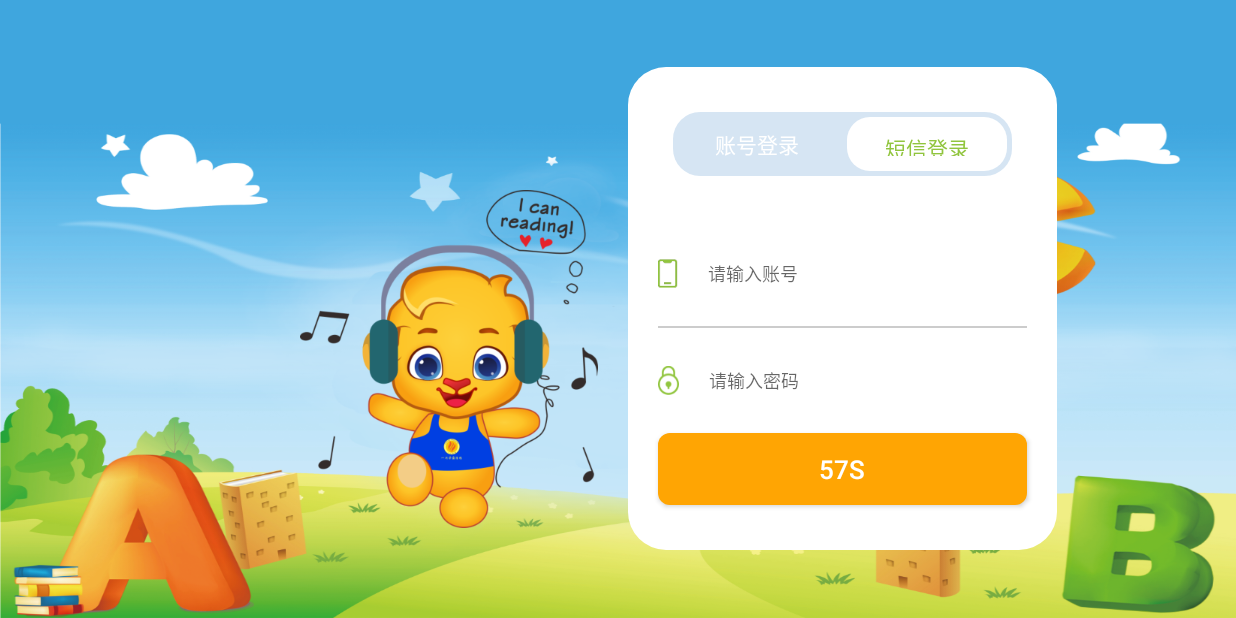
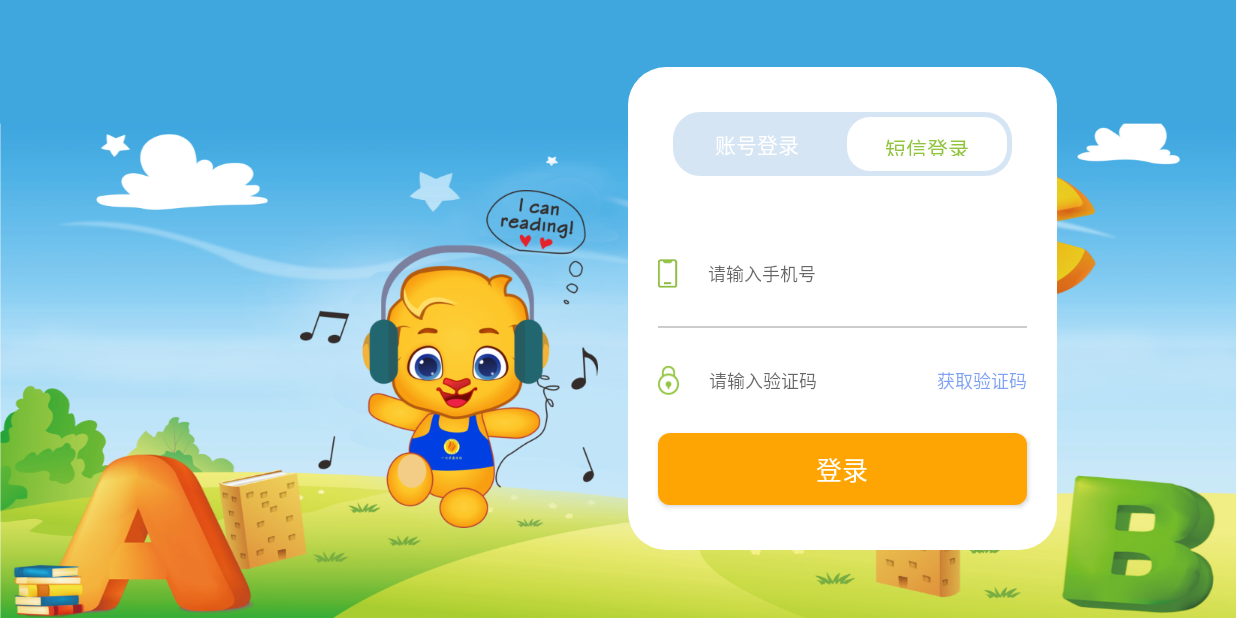
Before and after one commit to zimuouyang/leaning-machine, an Android app: the screen it shows after launch (LoginActivity), after a tap on "短信登录", on a phone screen of 824 x 412 dp (held sideways). Run offline under Robolectric (Android 15) with nearby library versions, the phone set to English and light mode, and no system bars; libraries missing offline, so code that uses them is left out: retrofit2.adapter.rxjava, rx.android.schedulers, rx.functions, rx.schedulers; 1 other tap on this screen came first.

Commit message:
应用描述

```diff
--- a/app/src/main/java/com/leaning_machine/activity/BaseActivity.java
+++ b/app/src/main/java/com/leaning_machine/activity/BaseActivity.java
@@ -178,6 +178,7 @@ public abstract class BaseActivity extends AppCompatActivity {
         SharedPreferencesUtils.putLong(this, Constant.TOTAL_DAY, Utils.daysBetween(terminalDetail.getFirstLoginDate(), new Date()) + 1);
         SharedPreferencesUtils.putLong(this, Constant.TERMINAL_ID, terminalDetail.getId());
         SharedPreferencesUtils.putInt(this, Constant.ROLE, terminalDetail.getRole());
+        SharedPreferencesUtils.putString(this, Constant.TERMINAL_PWD, terminalDetail.getTerminalSign());
     }
 
     private void showProgress() {
--- a/app/src/main/java/com/leaning_machine/activity/LanguageActivity.java
+++ b/app/src/main/java/com/leaning_machine/activity/LanguageActivity.java
@@ -26,10 +26,10 @@ public class LanguageActivity extends BaseActivity {
 
     private void initData() {
         list = new ArrayList<>();
-        list.add(new App(R.mipmap.han_yu_zi_dian, getString(R.string.han_yu_zi_dian), getString(R.string.package_name_han_yu_zi_dian)));
+        list.add(new App(R.mipmap.han_yu_zi_dian, getString(R.string.han_yu_zi_dian), getString(R.string.package_name_han_yu_zi_dian), getString(R.string.han_yu_zi_dian_des)));
         list.add(new App(R.mipmap.xue_xi_qiang_guo, getString(R.string.xue_xi_qiang_guo), getString(R.string.package_name_xue_xi_qiang_guo)));
-        list.add(new App( R.mipmap.history, getString(R.string.quan_li_shi), getString(R.string.package_name_quan_li_shi)));
-        list.add(new App(R.mipmap.zuo_ye_pi_gai, getString(R.string.bi_shen_zuo_wen), getString(R.string.package_name_bi_shen_zuo_wen)));
+        list.add(new App( R.mipmap.history, getString(R.string.quan_li_shi), getString(R.string.package_name_quan_li_shi), getString(R.string.quan_li_shi_des)));
+        list.add(new App(R.mipmap.zuo_ye_pi_gai, getString(R.string.bi_shen_zuo_wen), getString(R.string.package_name_bi_shen_zuo_wen), getString(R.string.bi_shen_zuo_wen_des)));
         topWithContentLayout.setAppList(list);
 
         topWithContentLayout.setFinishClick(LanguageActivity.this::finish);
--- a/app/src/main/java/com/leaning_machine/activity/LoginActivity.java
+++ b/app/src/main/java/com/leaning_machine/activity/LoginActivity.java
@@ -5,6 +5,7 @@ import android.content.Intent;
 import android.graphics.Color;
 import android.os.Bundle;
 import android.os.CountDownTimer;
+import android.text.InputType;
 import android.util.Log;
 import android.view.View;
 import android.widget.Button;
@@ -20,7 +21,9 @@ import com.leaning_machine.base.dto.TerminalAuthDto;
 import com.leaning_machine.base.dto.TerminalLoginDto;
 import com.leaning_machine.common.HttpClient;
 import com.leaning_machine.common.service.CommonApiService;
+import com.leaning_machine.domain.DefaultObserver;
 import com.leaning_machine.utils.SharedPreferencesUtils;
+import com.leaning_machine.utils.Utils;
 
 import java.util.concurrent.TimeUnit;
 
@@ -28,16 +31,19 @@ import rx.Observable;
 import rx.Observer;
 import rx.Subscriber;
 import rx.android.schedulers.AndroidSchedulers;
+import rx.functions.Action1;
 import rx.schedulers.Schedulers;
 
 public class LoginActivity extends AppCompatActivity implements View.OnClickListener {
 
     TextView accountText;
     TextView passwordText;
+    TextView getCodeText;
     Button accountLoginText;
     Button messageLoginText;
     Button loginButton;
-    boolean accountLogin;
+    boolean accountLogin = true;
+     MyCountDownTimer myCountDownTimer;
 
     @Override
     protected void onCreate(Bundle savedInstanceState) {
@@ -55,11 +61,12 @@ public class LoginActivity extends AppCompatActivity implements View.OnClickList
         passwordText = findViewById(R.id.password);
         accountLoginText = findViewById(R.id.account_login);
         messageLoginText = findViewById(R.id.message_login);
+        getCodeText = findViewById(R.id.get_code);
         loginButton = findViewById(R.id.login);
         accountLoginText.setOnClickListener(this);
         messageLoginText.setOnClickListener(this);
         loginButton.setOnClickListener(this);
-
+        getCodeText.setOnClickListener(this);
 
     }
 
@@ -68,18 +75,22 @@ public class LoginActivity extends AppCompatActivity implements View.OnClickList
     public void onClick(View view) {
         switch (view.getId()) {
             case R.id.login:
-                login();
+                if (accountLogin) {
+                    login();
+                } else {
+                    checkCode();
+                }
                 break;
             case R.id.account_login:
-                Log.d("zzz", "account_login");
                 accountLogin = true;
                 switchLogin();
-                final MyCountDownTimer myCountDownTimer = new MyCountDownTimer(60000,1000);
-                myCountDownTimer.start();
                 break;
             case R.id.message_login:
                 accountLogin = false;
                 switchLogin();
+                break;
+            case R.id.get_code:
+                getCode();
                 break;
         }
     }
@@ -90,11 +101,22 @@ public class LoginActivity extends AppCompatActivity implements View.OnClickList
             accountLoginText.setTextColor(getResources().getColor(R.color.select_login_text));
             messageLoginText.setTextColor(getResources().getColor(R.color.white));
             messageLoginText.setBackground(null);
+            getCodeText.setVisibility(View.GONE);
+            accountText.setHint("请输入账号");
+            passwordText.setHint("请输入密码");
+            accountText.setInputType(InputType.TYPE_CLASS_TEXT);
+            passwordText.setInputType(InputType.TYPE_TEXT_VARIATION_PASSWORD);
+
         } else {
             messageLoginText.setBackground(getDrawable(R.drawable.bg_corner_15_white));
             messageLoginText.setTextColor(getResources().getColor(R.color.select_login_text));
             accountLoginText.setTextColor(getResources().getColor(R.color.white));
             accountLoginText.setBackground(null);
+            getCodeText.setVisibility(View.VISIBLE);
+            accountText.setHint("请输入手机号");
+            passwordText.setHint("请输入验证码");
+            accountText.setInputType(InputType.TYPE_CLASS_PHONE);
+            passwordText.setInputType(InputType.TYPE_CLASS_TEXT);
         }
     }
 
@@ -117,13 +139,47 @@ public class LoginActivity extends AppCompatActivity implements View.OnClickList
             @Override
             public void onNext(BaseDto<String> terminalAuthDto) {
                 if (terminalAuthDto.getBusinessCode() == 200) {
-                    startActivity(new Intent(LoginActivity.this, WelcomeActivity.class));
                     SharedPreferencesUtils.putString(LoginActivity.this, Constant.TOKEN, Constant.TOKEN_PREFIX + terminalAuthDto.getResult());
                     SharedPreferencesUtils.putBoolean(LoginActivity.this, Constant.LOGIN, true);
                     HttpClient.instance.addHeader(Constant.TOKEN, Constant.TOKEN_PREFIX + terminalAuthDto.getResult());
+                    startActivity(new Intent(LoginActivity.this, WelcomeActivity.class));
+                    finish();
                 } else {
                     //toto show 密码错误
                     Toast.makeText(LoginActivity.this, "账户名或密码错误", Toast.LENGTH_SHORT).show();
+                    SharedPreferencesUtils.putBoolean(LoginActivity.this, Constant.LOGIN, false);
+                    SharedPreferencesUtils.putString(LoginActivity.this, Constant.TOKEN, "");
+                }
+            }
+        });
+    }
+
+    private void getCode() {
+        myCountDownTimer = new MyCountDownTimer(60000, 1000);
+        myCountDownTimer.start();
+        String phoneNumber = accountText.getText().toString();
+        if (!Utils.isMobile(phoneNumber)) {
+            Toast.makeText(LoginActivity.this, "请输入正确的手机号码", Toast.LENGTH_SHORT).show();
+        }
+        CommonApiService.instance.sendSms(phoneNumber).subscribe(new DefaultObserver<BaseDto>() {
+
+        });
+    }
+
+    private void checkCode() {
+        CommonApiService.instance.checkCode(accountText.getText().toString(), passwordText.getText().toString()).subscribe(new DefaultObserver<BaseDto<String>>() {
+            @Override
+            public void onNext(BaseDto<String> baseDto) {
+                super.onNext(baseDto);
+                if (baseDto.getBusinessCode() == 200) {
+                    SharedPreferencesUtils.putString(LoginActivity.this, Constant.TOKEN, Constant.TOKEN_PREFIX + baseDto.getResult());
+                    SharedPreferencesUtils.putBoolean(LoginActivity.this, Constant.LOGIN, true);
+                    HttpClient.instance.addHeader(Constant.TOKEN, Constant.TOKEN_PREFIX + baseDto.getResult());
+                    startActivity(new Intent(LoginActivity.this, WelcomeActivity.class));
+                    finish();
+                } else {
+                    //toto show 密码错误
+                    Toast.makeText(LoginActivity.this, "验证码错误", Toast.LENGTH_SHORT).show();
                     SharedPreferencesUtils.putBoolean(LoginActivity.this, Constant.LOGIN, false);
                     SharedPreferencesUtils.putString(LoginActivity.this, Constant.TOKEN, "");
                 }
@@ -139,20 +195,18 @@ public class LoginActivity extends AppCompatActivity implements View.OnClickList
 
         //计时过程
         @Override
-        public void onTick(long l) {
+        public void onTick(long time) {
             //防止计时过程中重复点击
-            loginButton.setClickable(false);
-            loginButton.setText(l/1000+"s");
+            accountLoginText.setClickable(false);
+            getCodeText.setText(time / 1000 + "s");
 
         }
 
-        //计时完毕的方法
         @Override
         public void onFinish() {
             //重新给Button设置文字
-            loginButton.setText("重新获取验证码");
-            //设置可点击
-            loginButton.setClickable(true);
+            accountLoginText.setClickable(true);
+            getCodeText.setText("请输入验证码");
         }
     }
 }
--- a/app/src/main/java/com/leaning_machine/adapter/ContentAppAdapter.java
+++ b/app/src/main/java/com/leaning_machine/adapter/ContentAppAdapter.java
@@ -16,6 +16,7 @@ import androidx.recyclerview.widget.RecyclerView;
 
 import com.leaning_machine.Constant;
 import com.leaning_machine.R;
+import com.leaning_machine.base.dto.LearnTime;
 import com.leaning_machine.db.GlobalDatabase;
 import com.leaning_machine.db.dao.UsedPackageDao;
 import com.leaning_machine.db.entity.UsedPackageEntity;
@@ -134,9 +135,9 @@ public class ContentAppAdapter extends RecyclerView.Adapter<ContentAppAdapter.My
             @Override
             public Observable<UsedMax> call(Boolean aBoolean) {
                 //今日已使用超过时间
-                TodayUse todayUse = SharedPreferencesUtils.getObject(context, Constant.SP_TODAY_USE_TIME, TodayUse.class, null);
+                LearnTime todayUse = SharedPreferencesUtils.getObject(context, Constant.SP_TODAY_USE_TIME, LearnTime.class, null);
                 if (todayUse != null) {
-                    if (todayUse.getDateTime().equals(Utils.getDateString()) && todayUse.getUseTime() > Constant.TWO_HOURS) {
+                    if (todayUse.getCreateDate().equals(Utils.getDateString()) && todayUse.getTotal() > Constant.TWO_HOURS) {
                         return Observable.just(UsedMax.DAY_MAX);
                     }
                 }
--- a/app/src/main/java/com/leaning_machine/common/CommonApiConstants.java
+++ b/app/src/main/java/com/leaning_machine/common/CommonApiConstants.java
@@ -4,4 +4,6 @@ public class CommonApiConstants {
     public static final String PARAM_PAGE_NO = "pageNo";
     public static final String PARAM_PAGE_SIZE = "pageSize";
     public static final String PARAM_FILE_NAME = "fileName";
+    public static final String PARAM_PHONE_NUM = "phoneNum";
+    public static final String PARAM_CODE = "code";
 }
--- a/app/src/main/java/com/leaning_machine/common/api/CommonApi.java
+++ b/app/src/main/java/com/leaning_machine/common/api/CommonApi.java
@@ -60,4 +60,11 @@ public interface CommonApi {
 
     @GET("terminal/signOut")
     Observable<BaseDto> terminalLogout();
+
+    @GET("terminal/sendSms")
+    Observable<BaseDto> sendSms(@Query(value = CommonApiConstants.PARAM_PHONE_NUM, encoded = true) String phoneNum);
+
+    @GET("checkCode")
+    Observable<BaseDto<String>> checkCode(@Query(value = CommonApiConstants.PARAM_PHONE_NUM) String phoneNum, @Query(value = CommonApiConstants.PARAM_CODE) String code);
+
 }
--- a/app/src/main/java/com/leaning_machine/common/service/CommonApiService.java
+++ b/app/src/main/java/com/leaning_machine/common/service/CommonApiService.java
@@ -35,6 +35,8 @@ import retrofit2.Retrofit;
 import retrofit2.adapter.rxjava.RxJavaCallAdapterFactory;
 import retrofit2.converter.gson.GsonConverterFactory;
 import rx.Observable;
+import rx.android.schedulers.AndroidSchedulers;
+import rx.schedulers.Schedulers;
 
 public class CommonApiService {
     public static CommonApiService instance = getInstance();
@@ -137,4 +139,12 @@ public class CommonApiService {
     public Observable<BaseDto> logOut() {
         return getService().terminalLogout();
     }
+
+    public Observable<BaseDto> sendSms(String phoneNumber) {
+        return getService().sendSms(phoneNumber).subscribeOn(Schedulers.newThread()).observeOn(AndroidSchedulers.mainThread());
+    }
+
+    public Observable<BaseDto<String>> checkCode(String phoneNumber, String code) {
+        return getService().checkCode(phoneNumber, code).subscribeOn(Schedulers.newThread()).observeOn(AndroidSchedulers.mainThread());
+    }
 }
--- a/app/src/main/res/layout/activity_login.xml
+++ b/app/src/main/res/layout/activity_login.xml
@@ -30,9 +30,9 @@
             android:layout_width="match_parent"
             android:layout_height="wrap_content"
             android:layout_gravity="center_horizontal"
-            android:gravity="center_vertical"
             android:layout_margin="30dp"
             android:background="@drawable/switch_login_bg"
+            android:gravity="center_vertical"
             android:minHeight="40dp"
             android:orientation="horizontal">
 
@@ -50,12 +50,12 @@
 
             <Button
                 android:id="@+id/message_login"
+                style="?android:attr/borderlessButtonStyle"
                 android:layout_width="0dp"
                 android:layout_height="match_parent"
                 android:layout_margin="3dp"
                 android:layout_weight="1"
                 android:gravity="center"
-                style="?android:attr/borderlessButtonStyle"
                 android:text="短信登录"
                 android:textColor="@color/white" />
         </LinearLayout>
@@ -83,6 +83,11 @@
             android:layout_margin="20dp"
             android:background="#33000000" />
 
+        <RelativeLayout
+            android:layout_width="match_parent"
+            android:layout_height="wrap_content"
+            android:paddingStart="20dp"
+            android:paddingEnd="20dp">
 
             <EditText
                 android:id="@+id/password"
@@ -93,11 +98,23 @@
                 android:gravity="center_vertical"
                 android:hint="请输入密码"
                 android:minHeight="30dp"
-            android:paddingStart="20dp"
-            android:paddingEnd="20dp"
                 android:textColor="#ff7b7b7b"
+                android:inputType="textPassword"
                 android:textSize="12sp"
                 app:drawableStartCompat="@mipmap/password" />
+
+            <TextView
+                android:visibility="gone"
+                android:id="@+id/get_code"
+                android:layout_width="wrap_content"
+                android:layout_height="wrap_content"
+                android:layout_alignParentEnd="true"
+                android:layout_centerVertical="true"
+                android:text="获取验证码"
+                android:textColor="#800045E7"
+                android:textSize="12sp" />
+        </RelativeLayout>
+
 
         <Button
             android:id="@+id/login"
```
Also changed, not shown: app/src/main/java/com/leaning_machine/activity/EnglishActivity.java (+21 -21 lines), app/src/main/java/com/leaning_machine/activity/MathActivity.java (+4 -4 lines), app/src/main/java/com/leaning_machine/domain/DefaultObserver.java (added, +39 -0 lines), app/src/main/java/com/leaning_machine/layout/CommonDialog.java (+15 -7 lines), app/src/main/java/com/leaning_machine/utils/Utils.java (+13 -0 lines), app/src/main/res/layout/common_dialog.xml (+22 -16 lines), app/src/main/res/mipmap-xhdpi/dialog_bg.png (deleted). Lines whose indentation alone changed are shown as unchanged.
